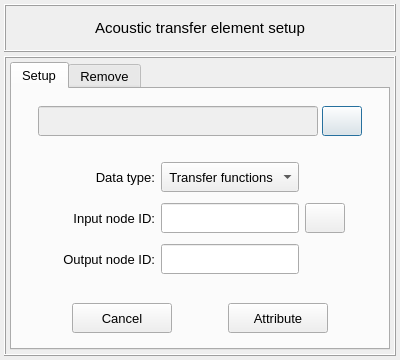
Above: pulse/interface/data/ui_files/model/setup/acoustic/acoustic_transfer_element_input.ui from open-pulse/OpenPulse before the change. Below: the same form after it.
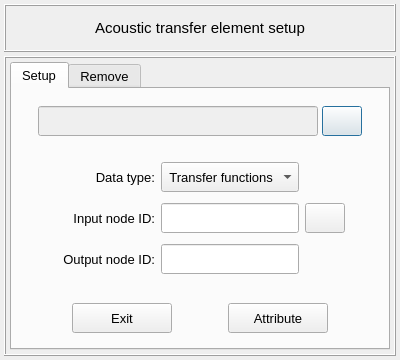
That is the form after the change. Icons and pictures are not drawn.

Commit message: Replace the button text "Cancel" by "Exit"

```diff
--- a/pulse/interface/data/ui_files/model/setup/acoustic/acoustic_transfer_element_input.ui
+++ b/pulse/interface/data/ui_files/model/setup/acoustic/acoustic_transfer_element_input.ui
@@ -771,7 +771,7 @@
                 <string notr="true"/>
                </property>
                <property name="text">
-                <string>Cancel</string>
+                <string>Exit</string>
                </property>
                <property name="flat">
                 <bool>false</bool>
```
Left out of the diff: 2 changed lines with no effect on the pictures. The commit also changes 75 other files.
